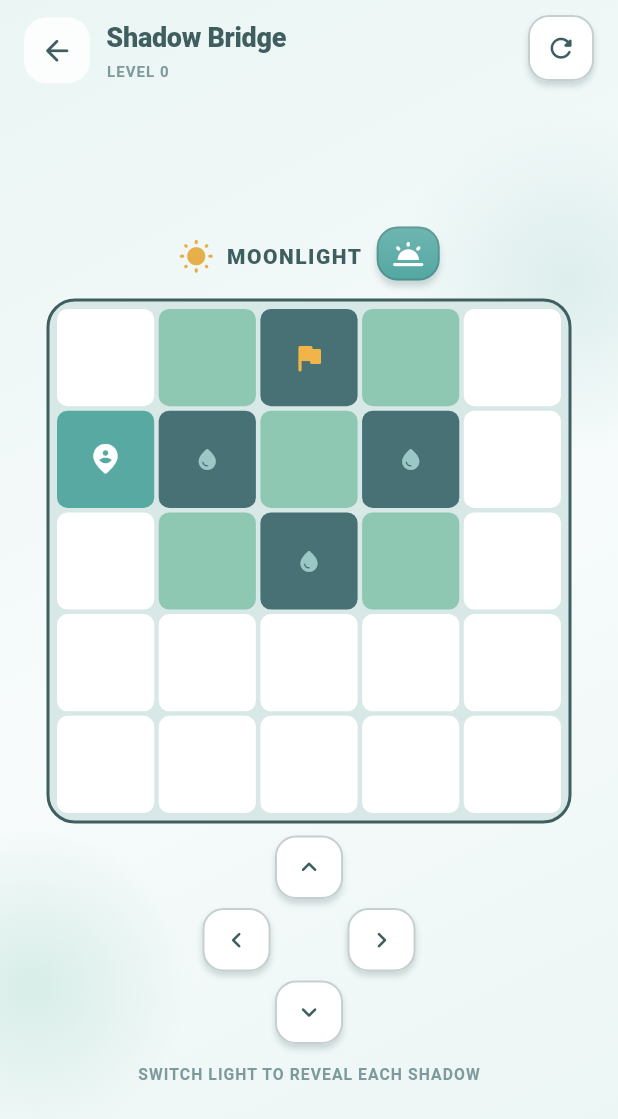
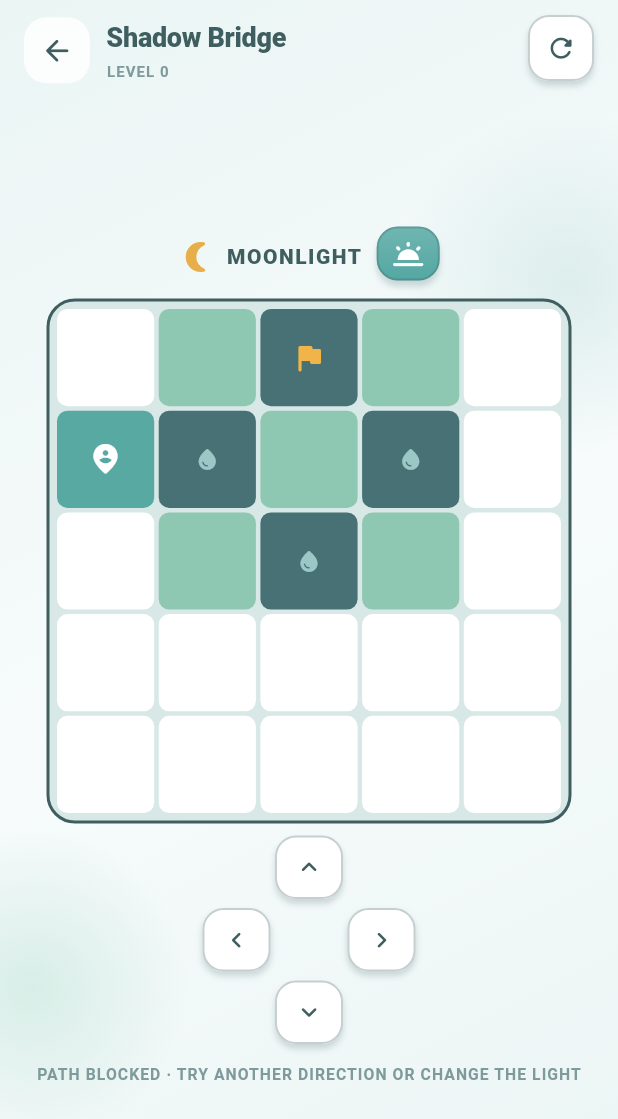
Before and after one commit to nurgeldiserikbay/flooria, a Flutter app: the ShadowBridgePage screen opened directly with empty values, after a tap on the "wb twilight" icon, after a tap on the "keyboard arrow up" icon, after a tap on the "keyboard arrow left" icon, on a phone screen of 412 x 824 dp. Shown: the top 1119 px of the screen. Run offline on Flutter 3.47's test engine with Material 3 defaults, Android fonts, the phone set to English and light mode, and no system bars; our stand-ins replace flutter_svg, shared_preferences; accounts and stored records are empty.

Commit message:
Flooria Wave 24: clearer Shadow Bridge movement and lighting feedback (#119)
* feat: add clear Shadow Bridge move feedback and directional controls

* test: cover Shadow Bridge direction feedback and reduced-motion phone layouts

```diff
--- a/lib/games/shadow_bridge/shadow_bridge_page.dart
+++ b/lib/games/shadow_bridge/shadow_bridge_page.dart
@@ -18,32 +18,68 @@
 
 class _ShadowBridgePageState extends State<ShadowBridgePage> with LevelFlow<ShadowBridgePage> {
   late ShadowBridgeEngine _engine;
+  String _feedback = 'SWITCH LIGHT TO REVEAL EACH SHADOW';
   @override
   GameLaunch get launch => widget.launch;
   @override
   void initState() { super.initState(); resetLevel(); }
   @override
-  void resetLevel() => _engine = ShadowBridgeEngine.forLevel(level);
+  void resetLevel() {
+    _engine = ShadowBridgeEngine.forLevel(level);
+    _feedback = 'SWITCH LIGHT TO REVEAL EACH SHADOW';
+  }
   void _step(int dr, int dc) {
-    final result = _engine.step(dr, dc); setState(() {});
-    if (result == ShadowMove.completed) { HapticFeedback.mediumImpact(); reportWin(score: _engine.score, metrics: const {}); }
+    final result = _engine.step(dr, dc);
+    if (result == ShadowMove.ignored) return;
+    setState(() {
+      _feedback = result == ShadowMove.blocked
+          ? 'PATH BLOCKED · TRY ANOTHER DIRECTION OR CHANGE THE LIGHT'
+          : 'GOOD STEP · FIND THE SAFE SHADOW BRIDGE';
+    });
+    if (result == ShadowMove.completed) {
+      HapticFeedback.mediumImpact();
+      reportWin(score: _engine.score, metrics: const {});
+    } else if (result == ShadowMove.blocked) {
+      HapticFeedback.selectionClick();
+    } else {
+      HapticFeedback.lightImpact();
+    }
   }
-  void _lamp() { _engine.turnLamp(); setState(() {}); HapticFeedback.selectionClick(); }
+  void _lamp() {
+    final result = _engine.turnLamp();
+    if (result == ShadowMove.ignored) return;
+    setState(() {
+      _feedback = result == ShadowMove.blocked
+          ? 'LIGHT CHANGED · FIND SOLID GROUND TO CROSS'
+          : 'LIGHT CHANGED · FOLLOW THE BRIGHT BRIDGE';
+    });
+    HapticFeedback.selectionClick();
+  }
 
   @override
-  Widget build(BuildContext context) => GameScaffold(palette: _palette, title: 'Shadow Bridge', level: level,
+  Widget build(BuildContext context) {
+    final reduceMotion = MediaQuery.maybeOf(context)?.disableAnimations ?? false;
+    return GameScaffold(palette: _palette, title: 'Shadow Bridge', level: level,
     actions: [ChunkyIconButton(icon: Icons.refresh_rounded, tooltip: 'Restart', palette: _palette, onPressed: reported ? null : replayLevel)],
     child: LayoutBuilder(builder: (context, box) {
       final side = math.min(box.maxWidth - 34, box.maxHeight - (reported || _engine.isFailed ? 360 : 305)).clamp(220.0, 350.0).toDouble();
       return Center(child: Column(mainAxisAlignment: MainAxisAlignment.center, children: [
         Row(mainAxisAlignment: MainAxisAlignment.center, children: [
-          const Icon(Icons.wb_sunny_rounded, color: Color(0xFFE6AF4A)), const SizedBox(width: 8),
+          Icon(_engine.lightPhase == 0 ? Icons.wb_sunny_rounded : Icons.nightlight_round,
+            color: const Color(0xFFE6AF4A)), const SizedBox(width: 8),
           Text(_engine.lightPhase == 0 ? 'SUNLIGHT' : 'MOONLIGHT', style: TextStyle(color: _palette.ink, fontWeight: FontWeight.w900, letterSpacing: 1)),
           const SizedBox(width: 10), SizedBox(width: 42, height: 40, child: ChunkyButton(onPressed: reported || _engine.isFailed ? null : _lamp,
+            semanticLabel: 'Switch between sunlight and moonlight',
             color: _palette.accent, edgeColor: _palette.edge, padding: EdgeInsets.zero, child: const Icon(Icons.wb_twilight_rounded, color: Colors.white))),
         ]),
         const SizedBox(height: 8),
-        Container(width: side, height: side, padding: const EdgeInsets.all(5), decoration: BoxDecoration(color: const Color(0xFFD7E8E7),
+        Semantics(
+          key: const ValueKey('shadow-board-state'),
+          label: '${_engine.lightPhase == 0 ? 'Sunlight' : 'Moonlight'}, '
+              'player at row ${_engine.position ~/ ShadowBridgeEngine.side + 1}, '
+              'column ${_engine.position % ShadowBridgeEngine.side + 1}. '
+              'Green bridges are safe to cross.',
+          child: Container(width: side, height: side, padding: const EdgeInsets.all(5), decoration: BoxDecoration(color: const Color(0xFFD7E8E7),
           borderRadius: BorderRadius.circular(19), border: Border.all(color: _palette.edge, width: 2)),
           child: GridView.builder(physics: const NeverScrollableScrollPhysics(), itemCount: 25,
             gridDelegate: const SliverGridDelegateWithFixedCrossAxisCount(crossAxisCount: 5, crossAxisSpacing: 3, mainAxisSpacing: 3),
@@ -51,20 +87,23 @@
               final isVoid = ShadowBridgeEngine.voidCells.contains(cell);
               final safeShadow = _engine.bridgeCells.contains(cell) && ((cell.isEven && _engine.lightPhase == 0) || (cell.isOdd && _engine.lightPhase == 1));
               final color = cell == _engine.position ? const Color(0xFF58A9A1) : isVoid ? (safeShadow ? const Color(0xFF8EC8B2) : const Color(0xFF477174)) : Colors.white;
-              return AnimatedContainer(duration: const Duration(milliseconds: 180), decoration: BoxDecoration(color: color, borderRadius: BorderRadius.circular(7)),
+              return AnimatedContainer(
+                duration: reduceMotion ? Duration.zero : const Duration(milliseconds: 180),
+                decoration: BoxDecoration(color: color, borderRadius: BorderRadius.circular(7)),
                 child: Center(child: cell == _engine.position ? const Icon(Icons.person_pin_circle_rounded, color: Colors.white)
                   : cell == ShadowBridgeEngine.goal ? const Icon(Icons.flag_rounded, color: Color(0xFFF0B449))
                   : isVoid && !safeShadow ? const Icon(Icons.water_drop_rounded, color: Color(0xFF9CC7C7), size: 17) : null));
-            })),
+            }))),
         const SizedBox(height: 8),
         _ShadowPad(onStep: _step, disabled: reported || _engine.isFailed),
         if (reported) Padding(padding: const EdgeInsets.all(8), child: LevelResultPanel(palette: _palette, launch: launch,
           level: level, stars: _engine.moves <= 9 ? 3 : 2, detail: 'Crossed the bridge in the safe light.', onReplay: replayLevel, onNext: nextLevel))
         else if (_engine.isFailed) Padding(padding: const EdgeInsets.all(8), child: RetryPanel(palette: _palette,
           title: 'LOST IN THE DARK', detail: 'Turn the lamp to reveal the next shadow tile.', onRetry: replayLevel))
-        else const HintLine('SWITCH LIGHT TO REVEAL EACH SHADOW', palette: _palette),
+        else HintLine(_feedback, palette: _palette),
       ]));
     }));
+  }
 }
 
 class _ShadowPad extends StatelessWidget {
@@ -73,10 +112,10 @@
   @override
   Widget build(BuildContext context) => SizedBox(width: 142, child: GridView.count(shrinkWrap: true, physics: const NeverScrollableScrollPhysics(),
     crossAxisCount: 3, mainAxisSpacing: 3, crossAxisSpacing: 3, children: [
-      const SizedBox(), _move(Icons.keyboard_arrow_up_rounded, -1, 0), const SizedBox(),
-      _move(Icons.keyboard_arrow_left_rounded, 0, -1), const SizedBox(), _move(Icons.keyboard_arrow_right_rounded, 0, 1),
-      const SizedBox(), _move(Icons.keyboard_arrow_down_rounded, 1, 0), const SizedBox(),
+      const SizedBox(), _move(Icons.keyboard_arrow_up_rounded, 'Move up', -1, 0), const SizedBox(),
+      _move(Icons.keyboard_arrow_left_rounded, 'Move left', 0, -1), const SizedBox(), _move(Icons.keyboard_arrow_right_rounded, 'Move right', 0, 1),
+      const SizedBox(), _move(Icons.keyboard_arrow_down_rounded, 'Move down', 1, 0), const SizedBox(),
     ]));
-  Widget _move(IconData icon, int dr, int dc) => ChunkyIconButton(icon: icon, tooltip: 'Move', palette: _palette,
+  Widget _move(IconData icon, String label, int dr, int dc) => ChunkyIconButton(icon: icon, tooltip: label, palette: _palette,
     onPressed: disabled ? null : () => onStep(dr, dc));
 }
```
Also changed, not shown: 1 other file.
